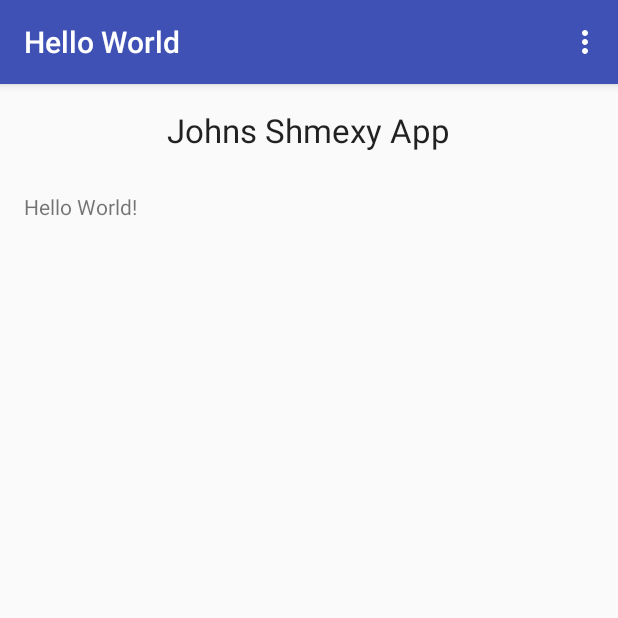
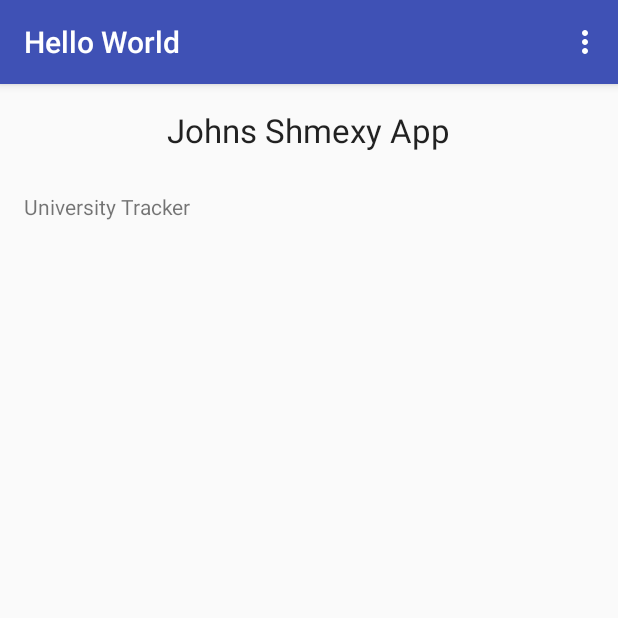
Before and after one commit to Spinchair/UniAssessmentTracker, an Android app: the screen it shows after launch (MainActivity), on a phone screen of 412 x 824 dp, the top half of it. Run offline under Robolectric (Android 15) with nearby library versions, the phone set to English and light mode, and no system bars.

Commit message:
Changed text to learn how to commit changes.

```diff
--- a/app/src/main/res/layout/content_main.xml
+++ b/app/src/main/res/layout/content_main.xml
@@ -15,7 +15,7 @@
     <TextView
         android:layout_width="wrap_content"
         android:layout_height="wrap_content"
-        android:text="Hello World!"
+        android:text="University Tracker"
         android:id="@+id/textView2"
         android:layout_alignParentTop="true"
         android:layout_alignParentLeft="true"
@@ -30,4 +30,5 @@
         android:id="@+id/textView"
         android:layout_alignParentTop="true"
         android:layout_centerHorizontal="true" />
+
 </RelativeLayout>
```
